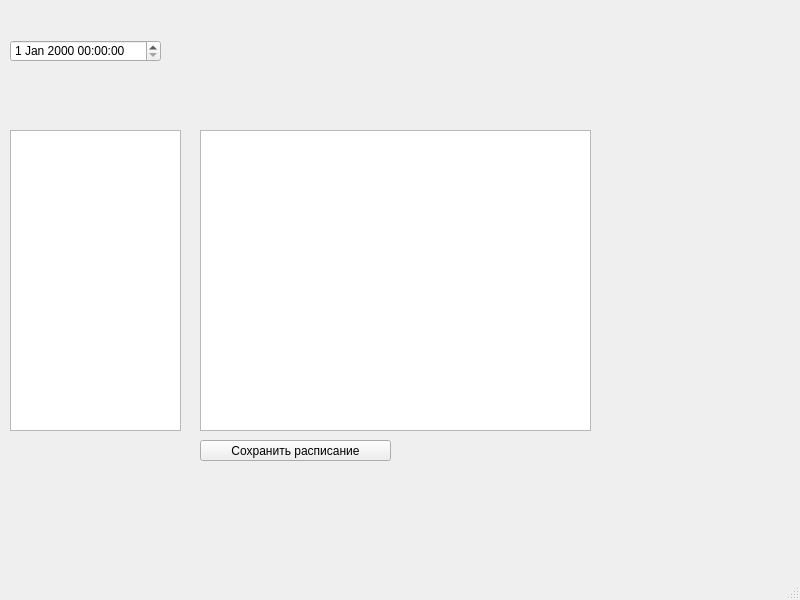
leaptop/repos2, file 004_CHMV/QTLearning/CW01/mainwindow.ui: the form before one commit.
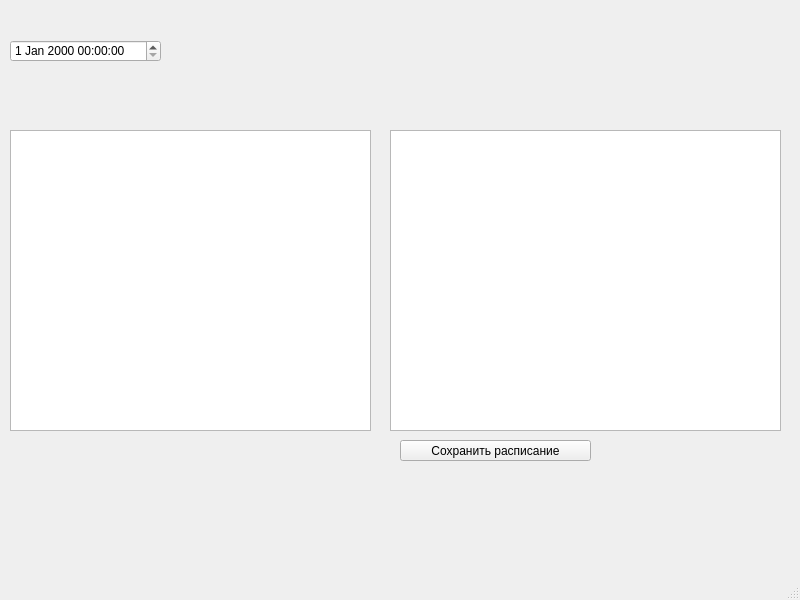
The form after the commit.

What changed in the file:
```diff
--- a/004_CHMV/QTLearning/CW01/mainwindow.ui
+++ b/004_CHMV/QTLearning/CW01/mainwindow.ui
@@ -19,10 +19,22 @@
      <rect>
       <x>10</x>
       <y>130</y>
-      <width>171</width>
+      <width>361</width>
       <height>301</height>
      </rect>
     </property>
+    <property name="editTriggers">
+     <set>QAbstractItemView::AnyKeyPressed|QAbstractItemView::DoubleClicked|QAbstractItemView::EditKeyPressed</set>
+    </property>
+    <property name="alternatingRowColors">
+     <bool>true</bool>
+    </property>
+    <attribute name="horizontalHeaderVisible">
+     <bool>false</bool>
+    </attribute>
+    <attribute name="verticalHeaderVisible">
+     <bool>false</bool>
+    </attribute>
    </widget>
    <widget class="QDateTimeEdit" name="dateTimeEdit">
     <property name="geometry">
@@ -37,7 +49,7 @@
    <widget class="QTextEdit" name="textEdit">
     <property name="geometry">
      <rect>
-      <x>200</x>
+      <x>390</x>
       <y>130</y>
       <width>391</width>
       <height>301</height>
@@ -47,7 +59,7 @@
    <widget class="QPushButton" name="pushButton">
     <property name="geometry">
      <rect>
-      <x>200</x>
+      <x>400</x>
       <y>440</y>
       <width>191</width>
       <height>21</height>
```
